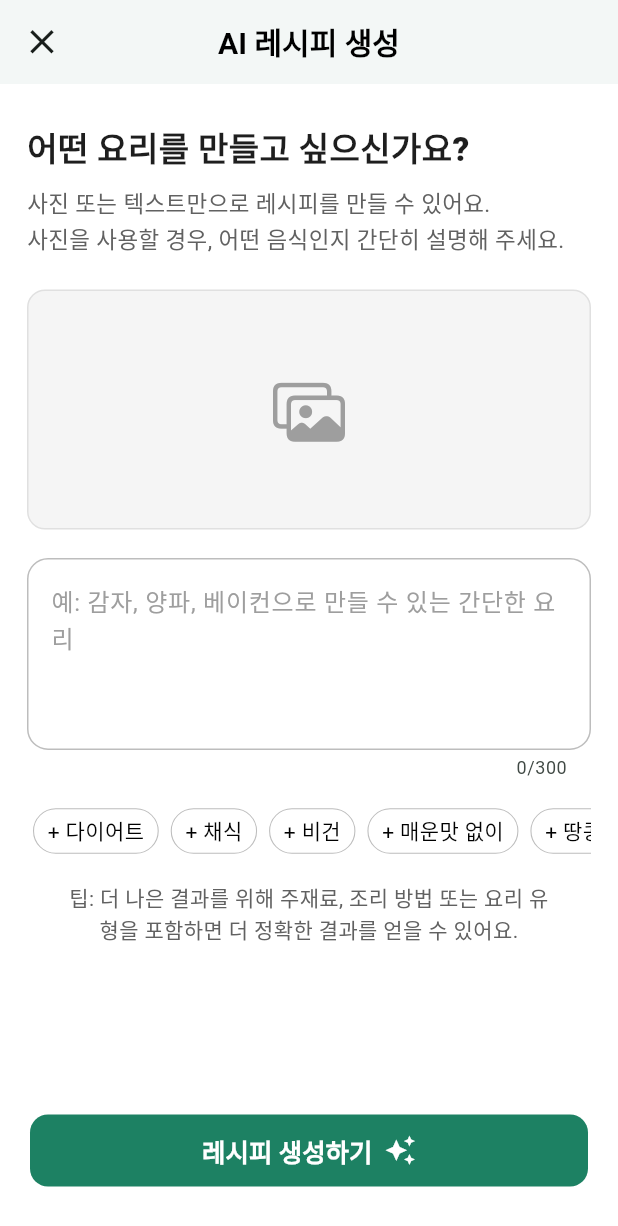
After one commit to flutter-fantastic-four/cooki-app, a Flutter app: the GenerateRecipePage screen opened directly, on a phone screen of 412 x 824 dp. The commit adds this screen. Shown: the top 1226 px of the screen. Run offline on Flutter 3.47's test engine with Material 3 defaults, Android fonts, the phone set to English and light mode, and no system bars; our stand-ins replace cached_network_image, cloud_firestore, firebase_ai, firebase_auth, firebase_core, firebase_crashlytics and 5 more; accounts and stored records are empty; generated files the repository leaves out were written again.

Commit message:
feat(GenerateRecipePage): Implement layout without functionality yet

```diff
--- a/lib/app/constants/app_colors.dart
+++ b/lib/app/constants/app_colors.dart
@@ -1,13 +1,13 @@
 import 'package:flutter/material.dart';
 
 abstract class AppColors {
-  static const primary = Colors.blue;
+  static const primary = Color(0XFF1D8163);
   static const chipGrey = Color(0XFFF7F7F7);
   static const lightGrey = Color(0XFFF1F2F1);
   static const appBarGrey = Color(0xFFF8F9FA);
   static final widgetBackgroundBlue = Colors.blue.withValues(alpha: 0.05);
   static const buttonsBlue = Color(0XFF3C82FF);
-  static final borderGrey = Colors.grey[300]!;
+  static final borderGrey = Colors.grey[400]!;
   static const backgroundGrey = Color(0xFFF2F2F7);
 
   static const Color inactiveButton = Color(0xFFBDBDBD);
--- a/lib/app/constants/app_constants.dart
+++ b/lib/app/constants/app_constants.dart
@@ -1,5 +1,20 @@
 abstract class AppConstants {
   static const appTitle = 'Cooki';
+
+  static const List<String> recipePreferences = [
+    '다이어트',
+    '채식',
+    '비건',
+    '매운맛 없이',
+    '땅콩 제외',
+    '간단요리',
+    '15분 이내',
+    '고기 없이',
+    '유제품 제외',
+    '고단백',
+    '저탄수화물',
+    '아이들이 먹기 좋은',
+  ];
 
   /// Complete validation prompt template for determining if user input is valid for recipe generation.
   /// Replace {TEXT_INPUT} placeholder with actual user input.
--- a/lib/app/constants/app_styles.dart
+++ b/lib/app/constants/app_styles.dart
@@ -8,4 +8,7 @@ abstract class AppStyles {
       fontSize: 15,
       fontWeight: FontWeight.bold
   );
+
+  static const cupertinoSheetTitle = TextStyle(fontSize: 17, color: Colors.black87);
+  static const cupertinoSheetActionText = TextStyle(color: Colors.blueAccent);
 }
--- a/lib/l10n/app_ko.arb
+++ b/lib/l10n/app_ko.arb
@@ -1,5 +1,6 @@
 {
   "appName": "Cooki",
   "startWithGoogle": "구글 계정으로 시작하기",
-  "loginAdSubtitle": "레시피들을 뭐뭐... 홍보 문장"
+  "loginAdSubtitle": "레시피들을 뭐뭐... 홍보 문장",
+  "cancel": "취소"
 }
--- /dev/null
+++ b/lib/presentation/pages/generate/generate_recipe_page.dart
@@ -0,0 +1,167 @@
+import 'dart:developer';
+
+import 'package:cooki/core/utils/dialogue_util.dart';
+import 'package:cooki/presentation/pages/generate/widgets/generate_button.dart';
+import 'package:cooki/presentation/pages/generate/widgets/preference_chip.dart';
+import 'package:flutter/material.dart';
+import 'package:flutter/cupertino.dart';
+import 'package:flutter_riverpod/flutter_riverpod.dart';
+
+import '../../../app/constants/app_constants.dart';
+
+import '../../../data/repository/providers.dart';
+import '../../widgets/input_decorations.dart';
+
+class GenerateRecipePage extends StatefulWidget {
+  const GenerateRecipePage({super.key});
+
+  @override
+  State<GenerateRecipePage> createState() => _GenerateRecipePageState();
+}
+
+class _GenerateRecipePageState extends State<GenerateRecipePage> {
+  late final TextEditingController _textController;
+
+  @override
+  void initState() {
+    super.initState();
+    _textController = TextEditingController();
+  }
+
+  @override
+  void dispose() {
+    _textController.dispose();
+    super.dispose();
+  }
+
+  void _showImageSourceActionSheet(BuildContext context) {
+    DialogueUtil.showCustomCupertinoActionSheet(
+      context,
+      title: '이미지 선택',
+      option1Text: '카메라로 찍기',
+      option2Text: '갤러리에서 선택',
+      onOption1: () {},
+      onOption2: () {},
+    );
+  }
+
+  Future<void> testApi(WidgetRef ref) async {
+    final validationResult = await ref
+        .read(recipeGenerationRepositoryProvider)
+        .validateUserInput(_textController.text);
+    log("IsValid: ${validationResult.isValid}");
+
+    if (validationResult.isValid) {
+      final recipe = await ref
+          .read(recipeGenerationRepositoryProvider)
+          .generateRecipe(textInput: _textController.text);
+      log('Generated recipe: \n$recipe');
+    }
+  }
+
+  @override
+  Widget build(BuildContext context) {
+    return GestureDetector(
+      onTap: FocusScope.of(context).unfocus,
+      child: Scaffold(
+        appBar: AppBar(
+          backgroundColor: Colors.white,
+          elevation: 1,
+          leading: IconButton(
+            onPressed: () {
+              Navigator.of(context).pop();
+            },
+            icon: Icon(Icons.close, size: 27),
+          ),
+          title: const Text('AI 레시피 생성', style: TextStyle(color: Colors.black)),
+        ),
+        bottomNavigationBar: Consumer(
+          builder: (BuildContext context, WidgetRef ref, Widget? child) {
+            return GenerateButton(onTap: () => testApi(ref));
+          },
+        ),
+        body: Padding(
+          padding: const EdgeInsets.symmetric(vertical: 16, horizontal: 18),
+          child: _buildLayout(context),
+        ),
+      ),
+    );
+  }
+
+  ListView _buildLayout(BuildContext context) {
+    return ListView(
+      children: [
+        const SizedBox(height: 10),
+        const Text(
+          '어떤 요리를 만들고 싶으신가요?',
+          style: TextStyle(
+            fontSize: 22,
+            fontWeight: FontWeight.w800,
+            color: Color(0xFF1E1E1E),
+          ),
+        ),
+        const SizedBox(height: 8),
+        Text(
+          '사진 또는 텍스트만으로 레시피를 만들 수 있어요.\n사진을 사용할 경우, 어떤 음식인지 간단히 설명해 주세요.',
+          style: TextStyle(fontSize: 15, color: Colors.grey[700], height: 1.5),
+        ),
+        const SizedBox(height: 22),
+        _buildImageSelector(context),
+        const SizedBox(height: 19),
+        TextField(
+          maxLines: 4,
+          maxLength: 300,
+          controller: _textController,
+          decoration: getInputDecoration('예: 감자, 양파, 베이컨으로 만들 수 있는 간단한 요리'),
+        ),
+        const SizedBox(height: 16),
+        SizedBox(
+          height: 36,
+          child: SingleChildScrollView(
+            scrollDirection: Axis.horizontal,
+            child: Row(
+              children: [
+                ...AppConstants.recipePreferences.map(
+                  (label) => PreferenceChip(label: '+ $label'),
+                ),
+                // SizedBox(width: 4),
+              ],
+            ),
+          ),
+        ),
+        const SizedBox(height: 16),
+        Padding(
+          padding: const EdgeInsets.symmetric(horizontal: 22),
+          child: Center(
+            child: Text(
+              '팁: 더 나은 결과를 위해 주재료, 조리 방법 또는 요리 유형을 포함하면 더 정확한 결과를 얻을 수 있어요.',
+              textAlign: TextAlign.center,
+              style: TextStyle(color: Colors.grey[700], fontSize: 14),
+            ),
+          ),
+        ),
+      ],
+    );
+  }
+
+  GestureDetector _buildImageSelector(BuildContext context) {
+    return GestureDetector(
+      onTap: () => _showImageSourceActionSheet(context),
+      child: Container(
+        height: 160,
+        decoration: BoxDecoration(
+          color: Colors.grey[100]!,
+          borderRadius: BorderRadius.circular(12),
+          border: Border.all(color: Colors.grey.shade300),
+        ),
+        child: const Center(
+          child: Icon(
+            CupertinoIcons.photo_on_rectangle,
+            size: 48,
+            color: Colors.grey,
+          ),
+        ),
+      ),
+    );
+  }
+}
--- /dev/null
+++ b/lib/presentation/pages/generate/widgets/generate_button.dart
@@ -0,0 +1,41 @@
+import 'dart:developer';
+
+import 'package:flutter/material.dart';
+import 'package:flutter_riverpod/flutter_riverpod.dart';
+
+import '../../../../app/constants/app_colors.dart';
+import '../../../../data/repository/providers.dart';
+
+class GenerateButton extends StatelessWidget {
+  final VoidCallback onTap;
+
+  const GenerateButton({required this.onTap, super.key});
+
+  @override
+  Widget build(BuildContext context) {
+    return Padding(
+      padding: const EdgeInsets.fromLTRB(20, 8, 20, 33),
+      child: SizedBox(
+        width: double.infinity,
+        height: 48,
+        child: ElevatedButton.icon(
+          onPressed: onTap,
+          style: ElevatedButton.styleFrom(
+            backgroundColor: AppColors.primary,
+            padding: const EdgeInsets.symmetric(horizontal: 16),
+          ),
+          icon: Icon(Icons.auto_awesome, size: 21, color: Colors.white),
+          iconAlignment: IconAlignment.end,
+          label: Text(
+            '레시피 생성하기',
+            style: TextStyle(
+              fontSize: 17,
+              fontWeight: FontWeight.bold,
+              color: Colors.white,
+            ),
+          ),
+        ),
+      ),
+    );
+  }
+}
--- /dev/null
+++ b/lib/presentation/pages/generate/widgets/preference_chip.dart
@@ -0,0 +1,31 @@
+import 'package:cooki/app/constants/app_colors.dart';
+import 'package:flutter/material.dart';
+
+class PreferenceChip extends StatelessWidget {
+  final String label;
+
+  const PreferenceChip({super.key, required this.label});
+
+  @override
+  Widget build(BuildContext context) {
+    return Padding(
+      padding: const EdgeInsets.symmetric(horizontal: 4),
+      child: Material(
+        child: Container(
+          padding: const EdgeInsets.symmetric(vertical: 4, horizontal: 9),
+          decoration: ShapeDecoration(
+            shape: RoundedRectangleBorder(
+              borderRadius: BorderRadius.circular(16),
+              side: BorderSide(color: AppColors.borderGrey, width: 0.7),
+            ),
+            color: Colors.transparent,
+          ),
+          child: Text(
+            label,
+            style: const TextStyle(color: Colors.black, fontSize: 14),
+          ),
+        ),
+      ),
+    );
+  }
+}
--- a/lib/presentation/widgets/input_decorations.dart
+++ b/lib/presentation/widgets/input_decorations.dart
@@ -8,8 +8,8 @@ InputDecoration getInputDecoration(String? hint, {bool isDate = false}) {
     hintText: hint,
     suffixIcon: !isDate ? null : const Icon(CupertinoIcons.calendar),
     hintStyle: const TextStyle(color: Colors.grey),
-    enabledBorder: _buildBorder(radius: 18, color: AppColors.borderGrey),
-    focusedBorder: _buildBorder(radius: 12, color: AppColors.buttonsBlue),
+    enabledBorder: _buildBorder(radius: 14, color: AppColors.borderGrey),
+    focusedBorder: _buildBorder(radius: 12, color: AppColors.primary),
     errorBorder: _buildBorder(radius: 12, color: Colors.red),
     focusedErrorBorder: _buildBorder(radius: 12, color: Colors.red),
   );
```
Also changed, not shown: lib/core/utils/dialogue_util.dart (+50 -4 lines).
